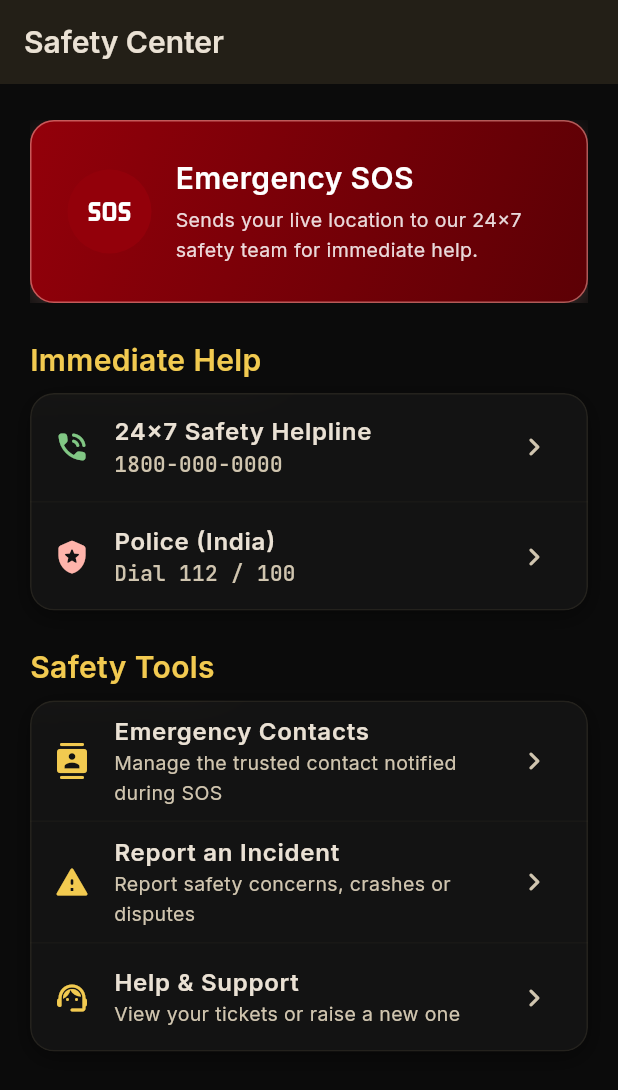
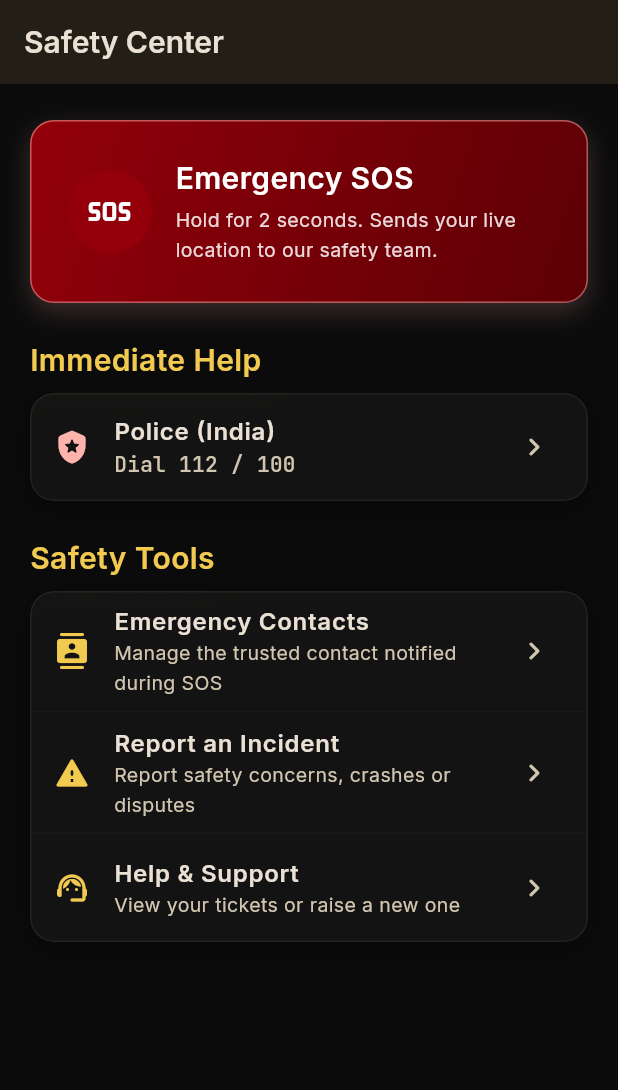
Before and after one commit to SaaradhiGo/SaaradhiGo-driver, a Flutter app: the SafetyCenterScreen screen opened by its route, on a phone screen of 412 x 824 dp. Shown: the top 1090 px of the screen. Run offline on Flutter 3.47's test engine with Material 3 defaults, Android fonts, the phone set to English and light mode, and no system bars; our stand-ins replace cached_network_image, connectivity_plus, dio, file_picker, firebase_core, firebase_messaging and 16 more; accounts and stored records are empty; network calls fail.

Commit message:
Driver phase 1: SOS hold to send (D4), "Tap if this was a mistake", real helplines
- The trip SOS button and the Safety Center card send only after a
  2-second hold (ring fills, heavy haptic on send); a tap does nothing. A
  single tap sent a real alert during the product audit (QA SOS #6).
- After sending: "Alert sent ... Tap if this was a mistake" closes the
  driver's own alert as a false alarm via POST /sos/<id>/mistake/.
- The 1800-000-0000 placeholder is gone: the support row shows app-config
  country.support.phone and is hidden while none is set. The emergency and
  support rows open the dialler (they showed "not wired yet").

Co-Authored-By: Claude Opus 5.5 <noreply@anthropic.com>

```diff
--- a/lib/core/market/market_config.dart
+++ b/lib/core/market/market_config.dart
@@ -117,7 +117,12 @@ class MarketConfig {
     this.notices = const [],
     this.referralsAvailable = false,
     this.isBuiltIn = false,
+    this.supportPhone,
   });
+
+  /// `country.support.phone`: SaaradhiGo's support line, or null while none
+  /// is configured (the safety centre then hides the row).
+  final String? supportPhone;
 
   /// ISO country code, upper case ("IN", "US").
   final String countryCode;
@@ -306,6 +311,7 @@ class MarketConfig {
       cities: cities,
       notices: notices,
       referralsAvailable: data['referrals_available'] == true,
+      supportPhone: _str(_map(country['support'])['phone']),
     );
   }
 }
--- a/lib/core/network/api_endpoints.dart
+++ b/lib/core/network/api_endpoints.dart
@@ -79,6 +79,10 @@ class ApiEndpoints {
   // Ride Chat & Support, Safety
   static String tripChatHistory(String tripId) => '/ride/trip/$tripId/chat/';
   static const String sosRaise = '/sos/';
+
+  /// The raiser's "this was a mistake" (D4): closes their own alert as a
+  /// false alarm through the audited path ops use.
+  static String sosMistake(int id) => '/sos/$id/mistake/';
   static const String supportTickets = '/support/tickets/';
   static const String supportCreateTicket = '/support/tickets/create/';
   static String supportTicketDetail(String ticketId) =>
--- a/lib/features/support/data/repositories/support_repository_impl.dart
+++ b/lib/features/support/data/repositories/support_repository_impl.dart
@@ -27,6 +27,10 @@ class SupportRepositoryImpl implements SupportRepository {
       longitude: longitude,
     );
   }
+
+  @override
+  Future<void> reportSosMistake(int sosId) =>
+      remoteDataSource.reportSosMistake(sosId);
 
   @override
   Future<List<SupportTicketModel>> listTickets() async {
--- a/lib/features/support/domain/repositories/support_repository.dart
+++ b/lib/features/support/domain/repositories/support_repository.dart
@@ -13,6 +13,9 @@ abstract class SupportRepository {
     required double latitude,
     required double longitude,
   });
+
+  /// Marks the driver's own alert [sosId] as a mistake (false alarm).
+  Future<void> reportSosMistake(int sosId);
 
   Future<List<SupportTicketModel>> listTickets();
 
--- a/lib/features/support/presentation/screens/safety_center_screen.dart
+++ b/lib/features/support/presentation/screens/safety_center_screen.dart
@@ -1,4 +1,6 @@
 import 'package:flutter/material.dart';
+import '../widgets/hold_to_send.dart';
+import 'package:url_launcher/url_launcher.dart';
 import 'package:flutter_riverpod/flutter_riverpod.dart';
 import 'package:go_router/go_router.dart';
 
@@ -47,13 +49,13 @@ class SafetyCenterScreen extends ConsumerWidget {
             const SizedBox(height: AppSpacing.unit),
 
             // SOS Emergency Trigger Card.
-            Material(
-              color: Colors.transparent,
-              child: InkWell(
+            ClipRRect(
               borderRadius: BorderRadius.circular(AppSpacing.radiusLg),
-                onTap: sos.isRaising
-                    ? null
-                    : () => triggerSos(context, ref, tripId: tripId),
+              child: HoldToSend(
+                key: const Key('safety_center_sos_hold'),
+                semanticLabel: 'Emergency SOS',
+                enabled: !sos.isRaising,
+                onConfirmed: () => triggerSos(context, ref, tripId: tripId),
                 child: Ink(
                   padding: const EdgeInsets.all(AppSpacing.lg),
                   decoration: BoxDecoration(
@@ -110,8 +112,8 @@ class SafetyCenterScreen extends ConsumerWidget {
                             ),
                             const SizedBox(height: 4),
                             Text(
-                              'Sends your live location to our 24x7 safety '
-                              'team for immediate help.',
+                              'Hold for 2 seconds. Sends your live location '
+                              'to our safety team.',
                               style: AppTypography.bodyMd.copyWith(
                                 color: AppColors.whiteText.withValues(
                                   alpha: 0.85,
@@ -141,21 +143,26 @@ class SafetyCenterScreen extends ConsumerWidget {
               padding: EdgeInsets.zero,
               child: Column(
                 children: [
+                  // SaaradhiGo's own line, from app-config, hidden while none is
+                  // configured. It showed the placeholder 1800-000-0000.
+                  if (ref.watch(marketConfigProvider).supportPhone
+                      case final support?) ...[
                     _buildHelpRow(
                       icon: Icons.phone_in_talk_rounded,
-                    title: '24x7 Safety Helpline',
-                    subtitle: '1800-000-0000',
+                      title: 'SaaradhiGo support',
+                      subtitle: support,
                       color: AppColors.success,
-                    onTap: () => _showNumberSnack(context, '1800-000-0000'),
+                      onTap: () => _dial(context, support),
                     ),
                     _buildDivider(),
+                  ],
                   _buildHelpRow(
                     icon: Icons.local_police_rounded,
                     // From app-config; the built-in text is exactly what shipped.
                     title: ref.watch(marketConfigProvider).emergencyTitle,
                     subtitle: ref.watch(marketConfigProvider).emergencySubtitle,
                     color: AppColors.error,
-                    onTap: () => _showNumberSnack(
+                    onTap: () => _dial(
                       context,
                       ref.read(marketConfigProvider).emergency.number,
                     ),
@@ -216,15 +223,16 @@ class SafetyCenterScreen extends ConsumerWidget {
     return trip.id;
   }
 
-  void _showNumberSnack(BuildContext context, String number) {
+  Future<void> _dial(BuildContext context, String number) async {
+    final ok = await launchUrl(
+      Uri(scheme: 'tel', path: number),
+      mode: LaunchMode.externalApplication,
+    );
+    if (!ok && context.mounted) {
       ScaffoldMessenger.of(context).showSnackBar(
-      SnackBar(
-        content: Text(
-          'Calling $number from your device dialler is not wired yet. '
-          'Please dial $number directly.',
-        ),
-      ),
+        SnackBar(content: Text('Please dial $number from your phone.')),
       );
+    }
   }
 
   Widget _buildHelpRow({
--- /dev/null
+++ b/lib/features/support/presentation/widgets/hold_to_send.dart
@@ -0,0 +1,118 @@
+/// Press and hold to send (owner decision D4, 2026-11-02).
+///
+/// The SOS fired on a single tap, so an accidental tap sent a real alert
+/// during the product audit (SOS #6 on QA). Wrap the control in this: a ring
+/// fills while the driver holds, letting go early cancels, and completing the
+/// hold fires [onConfirmed] at once with a heavy haptic. There is no cancel
+/// delay after that; the way back is "Tap if this was a mistake".
+///
+/// Raw pointer events, not gestures: a tap and a long-press recogniser on one
+/// widget cancel each other at the long-press timeout.
+library;
+
+import 'package:flutter/material.dart';
+import 'package:flutter/services.dart';
+
+class HoldToSend extends StatefulWidget {
+  const HoldToSend({
+    super.key,
+    required this.child,
+    required this.onConfirmed,
+    required this.semanticLabel,
+    this.holdFor = const Duration(seconds: 2),
+    this.enabled = true,
+    this.circular = false,
+    this.ringColor = const Color(0xFFFFFFFF),
+  });
+
+  final Widget child;
+  final VoidCallback onConfirmed;
+  final String semanticLabel;
+  final Duration holdFor;
+  final bool enabled;
+
+  /// A ring around a round button; otherwise a bar along the bottom edge.
+  final bool circular;
+  final Color ringColor;
+
+  @override
+  State<HoldToSend> createState() => _HoldToSendState();
+}
+
+class _HoldToSendState extends State<HoldToSend>
+    with SingleTickerProviderStateMixin {
+  late final AnimationController _hold = AnimationController(
+    vsync: this,
+    duration: widget.holdFor,
+  )..addStatusListener(_onStatus);
+
+  void _onStatus(AnimationStatus status) {
+    if (status != AnimationStatus.completed) return;
+    HapticFeedback.heavyImpact();
+    widget.onConfirmed();
+    _hold.reset();
+  }
+
+  void _start() {
+    if (!widget.enabled) return;
+    HapticFeedback.selectionClick();
+    _hold.forward(from: 0);
+  }
+
+  void _stop() {
+    if (_hold.isAnimating) _hold.reverse();
+  }
+
+  @override
+  void dispose() {
+    _hold.dispose();
+    super.dispose();
+  }
+
+  @override
+  Widget build(BuildContext context) {
+    return Semantics(
+      button: true,
+      enabled: widget.enabled,
+      label: widget.semanticLabel,
+      hint: 'Press and hold for ${widget.holdFor.inSeconds} seconds to send',
+      excludeSemantics: true,
+      onLongPress: widget.enabled ? widget.onConfirmed : null,
+      child: Listener(
+        onPointerDown: (_) => _start(),
+        onPointerUp: (_) => _stop(),
+        onPointerCancel: (_) => _stop(),
+        child: AnimatedBuilder(
+          animation: _hold,
+          child: widget.child,
+          builder: (context, child) => Stack(
+            alignment: Alignment.center,
+            children: [
+              child!,
+              if (_hold.value > 0)
+                Positioned.fill(
+                  child: IgnorePointer(
+                    child: widget.circular
+                        ? CircularProgressIndicator(
+                            value: _hold.value,
+                            strokeWidth: 4,
+                            color: widget.ringColor,
+                          )
+                        : Align(
+                            alignment: Alignment.bottomCenter,
+                            child: LinearProgressIndicator(
+                              value: _hold.value,
+                              minHeight: 4,
+                              color: widget.ringColor,
+                              backgroundColor: Colors.transparent,
+                            ),
+                          ),
+                  ),
+                ),
+            ],
+          ),
+        ),
+      ),
+    );
+  }
+}
```
Also changed, not shown: lib/features/support/data/data_sources/support_remote_data_source.dart (+7 -0 lines), lib/features/support/presentation/providers/sos_notifier.dart (+27 -5 lines), lib/features/support/presentation/providers/support_state.dart (+10 -0 lines), lib/features/support/presentation/widgets/sos_widgets.dart (+21 -9 lines), lib/features/support/presentation/providers/support_state.freezed.dart, 3 other files. Lines whose indentation alone changed are shown as unchanged.
